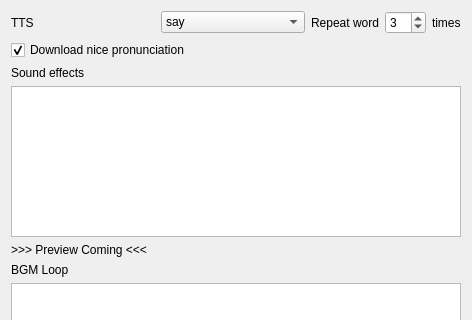
kokimame/joytan, file design/mp3dialog.ui: the form before one commit; both pictures show x 0 to 472 and y 0 to 320 of the 472 by 501 pixel window.
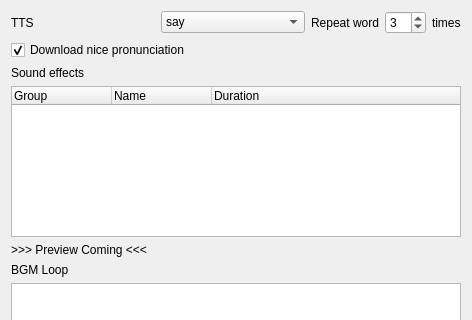
The form after the commit.

Commit message: Designed tree of sfx

The edit to the form file:
```diff
--- a/design/mp3dialog.ui
+++ b/design/mp3dialog.ui
@@ -93,7 +93,23 @@
         </widget>
        </item>
        <item>
-        <widget class="QTableWidget" name="sfxTable"/>
+        <widget class="QTreeWidget" name="sfxTree">
+         <column>
+          <property name="text">
+           <string>Group</string>
+          </property>
+         </column>
+         <column>
+          <property name="text">
+           <string>Name</string>
+          </property>
+         </column>
+         <column>
+          <property name="text">
+           <string>Duration</string>
+          </property>
+         </column>
+        </widget>
        </item>
        <item>
         <widget class="QLabel" name="label_4">
```
The commit also changes 3 other files.
